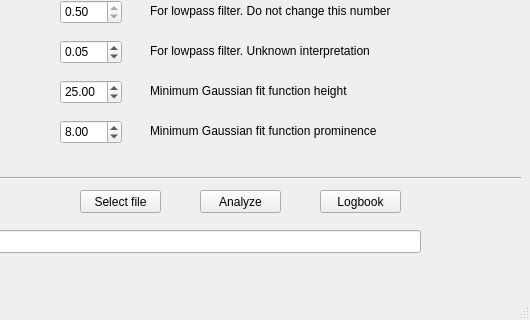
Before: the Qt Designer form gui/gui.ui in pdijksta/photon_spectra, drawn with Qt 5; both pictures show x 270 to 800 and y 280 to 600 of the 800 by 600 pixel window.
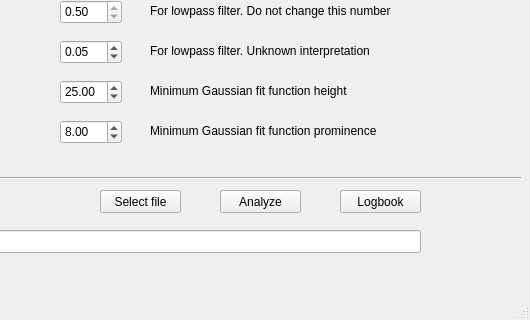
After: the same form once the commit is applied.

```diff
--- a/gui/gui.ui
+++ b/gui/gui.ui
@@ -415,7 +415,7 @@
    <widget class="QPushButton" name="DoAnalysis">
     <property name="geometry">
      <rect>
-      <x>470</x>
+      <x>490</x>
       <y>470</y>
       <width>81</width>
       <height>23</height>
@@ -483,7 +483,7 @@
    <widget class="QPushButton" name="SelectFile">
     <property name="geometry">
      <rect>
-      <x>350</x>
+      <x>370</x>
       <y>470</y>
       <width>81</width>
       <height>23</height>
@@ -496,7 +496,7 @@
    <widget class="QPushButton" name="DoLogbook">
     <property name="geometry">
      <rect>
-      <x>590</x>
+      <x>610</x>
       <y>470</y>
       <width>81</width>
       <height>23</height>
```
